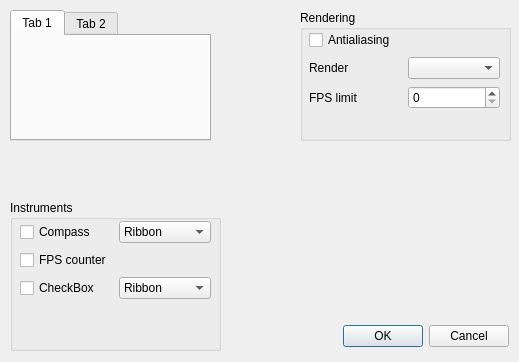
Above: src/ui/hud2/HUD2Dialog.ui from mavlink/qgroundcontrol before the change. Below: the same form after it.
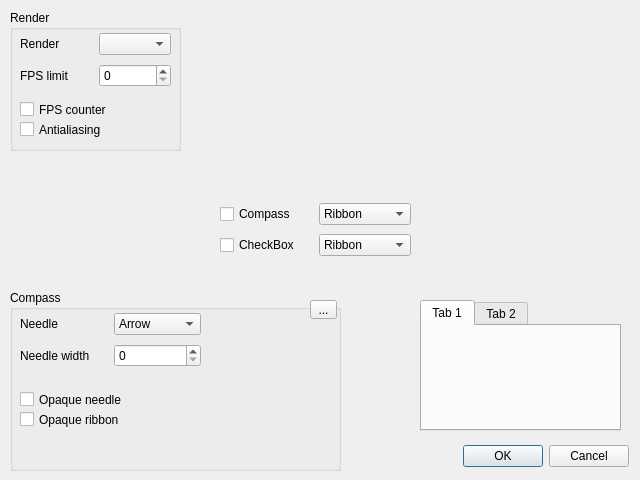
That is the form after the change.

The edit to the form file:
```diff
--- a/src/ui/hud2/HUD2Dialog.ui
+++ b/src/ui/hud2/HUD2Dialog.ui
@@ -6,8 +6,8 @@
    <rect>
     <x>0</x>
     <y>0</y>
-    <width>519</width>
-    <height>362</height>
+    <width>640</width>
+    <height>480</height>
    </rect>
   </property>
   <property name="windowTitle">
@@ -17,48 +17,47 @@
    <property name="geometry">
     <rect>
      <x>10</x>
-     <y>200</y>
-     <width>211</width>
-     <height>151</height>
+     <y>290</y>
+     <width>331</width>
+     <height>181</height>
     </rect>
    </property>
    <property name="title">
-    <string>Instruments</string>
+    <string>Compass</string>
    </property>
-   <widget class="QWidget" name="gridLayoutWidget">
+   <widget class="QToolButton" name="toolButton">
+    <property name="geometry">
+     <rect>
+      <x>300</x>
+      <y>10</y>
+      <width>27</width>
+      <height>19</height>
+     </rect>
+    </property>
+    <property name="text">
+     <string>...</string>
+    </property>
+   </widget>
+   <widget class="QWidget" name="gridLayoutWidget_3">
     <property name="geometry">
      <rect>
       <x>10</x>
       <y>20</y>
-      <width>191</width>
-      <height>81</height>
+      <width>181</width>
+      <height>61</height>
      </rect>
     </property>
-    <layout class="QGridLayout" name="gridLayout">
-     <item row="2" column="1">
-      <widget class="QComboBox" name="comboBox_6">
-       <item>
-        <property name="text">
-         <string>Ribbon</string>
-        </property>
-       </item>
-       <item>
-        <property name="text">
-         <string>Number</string>
-        </property>
-       </item>
-       <item>
-        <property name="text">
-         <string>Both</string>
-        </property>
-       </item>
-      </widget>
-     </item>
+    <layout class="QGridLayout" name="gridLayout_4">
      <item row="0" column="1">
-      <widget class="QComboBox" name="comboBox">
+      <widget class="QComboBox" name="renderComboBox_2">
        <item>
         <property name="text">
-         <string>Ribbon</string>
+         <string>Arrow</string>
+        </property>
+       </item>
+       <item>
+        <property name="text">
+         <string>Triangle</string>
         </property>
        </item>
        <item>
@@ -74,34 +73,56 @@
       </widget>
      </item>
      <item row="0" column="0">
-      <widget class="QCheckBox" name="checkBox">
+      <widget class="QLabel" name="label_8">
        <property name="text">
-        <string>Compass</string>
+        <string>Needle</string>
        </property>
       </widget>
      </item>
      <item row="1" column="0">
-      <widget class="QCheckBox" name="fpsCounterCheckBox">
+      <widget class="QLabel" name="label_3">
        <property name="text">
-        <string>FPS counter</string>
+        <string>Needle width</string>
        </property>
       </widget>
      </item>
-     <item row="2" column="0">
-      <widget class="QCheckBox" name="checkBox_3">
-       <property name="text">
-        <string>CheckBox</string>
-       </property>
-      </widget>
+     <item row="1" column="1">
+      <widget class="QSpinBox" name="fpsSpinBox_2"/>
      </item>
     </layout>
    </widget>
+   <widget class="QCheckBox" name="compassOpaqueNeedleCheckBox">
+    <property name="geometry">
+     <rect>
+      <x>10</x>
+      <y>100</y>
+      <width>131</width>
+      <height>19</height>
+     </rect>
+    </property>
+    <property name="text">
+     <string>Opaque needle</string>
+    </property>
+   </widget>
+   <widget class="QCheckBox" name="compassOpaqueRibbonCheckBox">
+    <property name="geometry">
+     <rect>
+      <x>10</x>
+      <y>120</y>
+      <width>131</width>
+      <height>19</height>
+     </rect>
+    </property>
+    <property name="text">
+     <string>Opaque ribbon</string>
+    </property>
+   </widget>
   </widget>
   <widget class="QDialogButtonBox" name="buttonBox">
    <property name="geometry">
     <rect>
-     <x>130</x>
-     <y>320</y>
+     <x>250</x>
+     <y>440</y>
      <width>379</width>
      <height>33</height>
     </rect>
@@ -116,33 +137,36 @@
   <widget class="QGroupBox" name="groupBox_2">
    <property name="geometry">
     <rect>
-     <x>300</x>
+     <x>10</x>
      <y>10</y>
-     <width>211</width>
-     <height>131</height>
+     <width>171</width>
+     <height>141</height>
     </rect>
    </property>
    <property name="title">
-    <string>Rendering</string>
+    <string>Render</string>
    </property>
    <widget class="QWidget" name="gridLayoutWidget_2">
     <property name="geometry">
      <rect>
-      <x>9</x>
-      <y>19</y>
-      <width>191</width>
-      <height>81</height>
+      <x>10</x>
+      <y>20</y>
+      <width>151</width>
+      <height>61</height>
      </rect>
     </property>
     <layout class="QGridLayout" name="gridLayout_3">
-     <item row="1" column="0">
+     <item row="0" column="1">
+      <widget class="QComboBox" name="renderComboBox"/>
+     </item>
+     <item row="0" column="0">
       <widget class="QLabel" name="label_7">
        <property name="text">
         <string>Render</string>
        </property>
       </widget>
      </item>
-     <item row="2" column="0">
+     <item row="1" column="0">
       <widget class="QLabel" name="label_2">
        <property name="text">
         <string>FPS limit</string>
@@ -150,26 +174,42 @@
       </widget>
      </item>
      <item row="1" column="1">
-      <widget class="QComboBox" name="renderComboBox"/>
-     </item>
-     <item row="2" column="1">
       <widget class="QSpinBox" name="fpsSpinBox"/>
      </item>
-     <item row="0" column="0">
-      <widget class="QCheckBox" name="aacheckBox">
-       <property name="text">
-        <string>Antialiasing</string>
-       </property>
-      </widget>
-     </item>
     </layout>
    </widget>
+   <widget class="QCheckBox" name="aacheckBox">
+    <property name="geometry">
+     <rect>
+      <x>10</x>
+      <y>110</y>
+      <width>92</width>
+      <height>19</height>
+     </rect>
+    </property>
+    <property name="text">
+     <string>Antialiasing</string>
+    </property>
+   </widget>
+   <widget class="QCheckBox" name="fpsCounterCheckBox">
+    <property name="geometry">
+     <rect>
+      <x>10</x>
+      <y>90</y>
+      <width>92</width>
+      <height>19</height>
+     </rect>
+    </property>
+    <property name="text">
+     <string>FPS counter</string>
+    </property>
+   </widget>
   </widget>
   <widget class="QTabWidget" name="tabWidget">
    <property name="geometry">
     <rect>
-     <x>10</x>
-     <y>10</y>
+     <x>420</x>
+     <y>300</y>
      <width>201</width>
      <height>131</height>
     </rect>
@@ -188,6 +228,70 @@
     </attribute>
    </widget>
   </widget>
+  <widget class="QWidget" name="gridLayoutWidget">
+   <property name="geometry">
+    <rect>
+     <x>220</x>
+     <y>200</y>
+     <width>191</width>
+     <height>61</height>
+    </rect>
+   </property>
+   <layout class="QGridLayout" name="gridLayout">
+    <item row="1" column="1">
+     <widget class="QComboBox" name="comboBox_6">
+      <item>
+       <property name="text">
+        <string>Ribbon</string>
+       </property>
+      </item>
+      <item>
+       <property name="text">
+        <string>Number</string>
+       </property>
+      </item>
+      <item>
+       <property name="text">
+        <string>Both</string>
+       </property>
+      </item>
+     </widget>
+    </item>
+    <item row="0" column="1">
+     <widget class="QComboBox" name="comboBox">
+      <item>
+       <property name="text">
+        <string>Ribbon</string>
+       </property>
+      </item>
+      <item>
+       <property name="text">
+        <string>Number</string>
+       </property>
+      </item>
+      <item>
+       <property name="text">
+        <string>Both</string>
+       </property>
+      </item>
+     </widget>
+    </item>
+    <item row="0" column="0">
+     <widget class="QCheckBox" name="checkBox">
+      <property name="text">
+       <string>Compass</string>
+      </property>
+     </widget>
+    </item>
+    <item row="1" column="0">
+     <widget class="QCheckBox" name="checkBox_3">
+      <property name="text">
+       <string>CheckBox</string>
+      </property>
+     </widget>
+    </item>
+   </layout>
+  </widget>
  </widget>
  <resources/>
  <connections>
```
Left out of the diff: 5 changed lines with no effect on the pictures.
